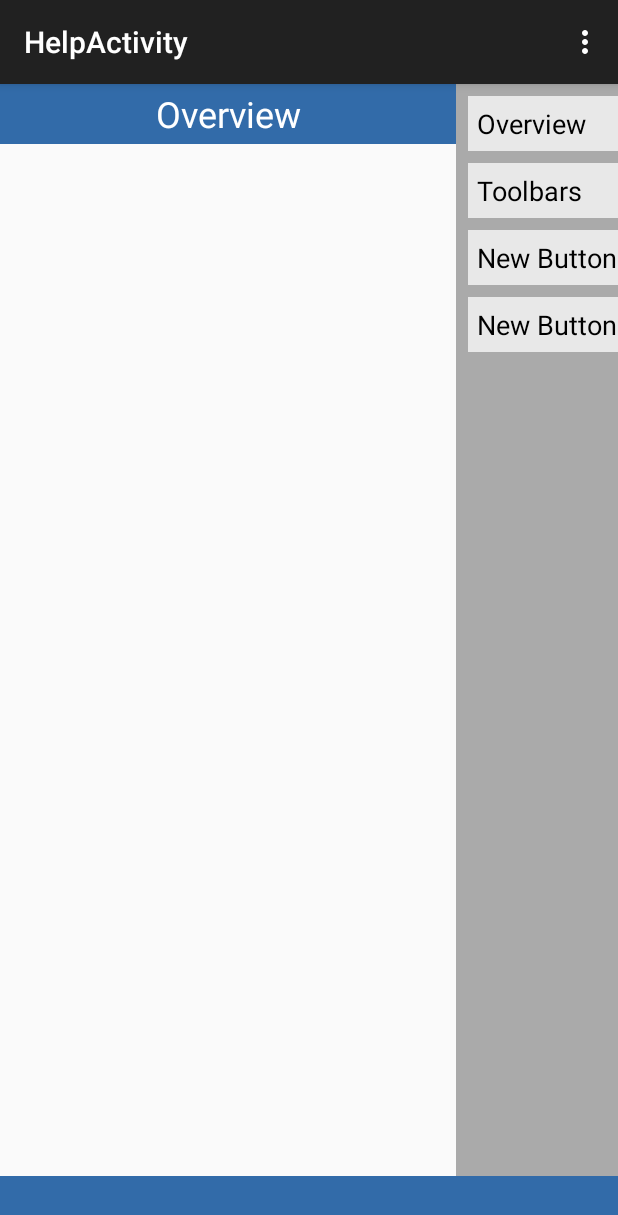
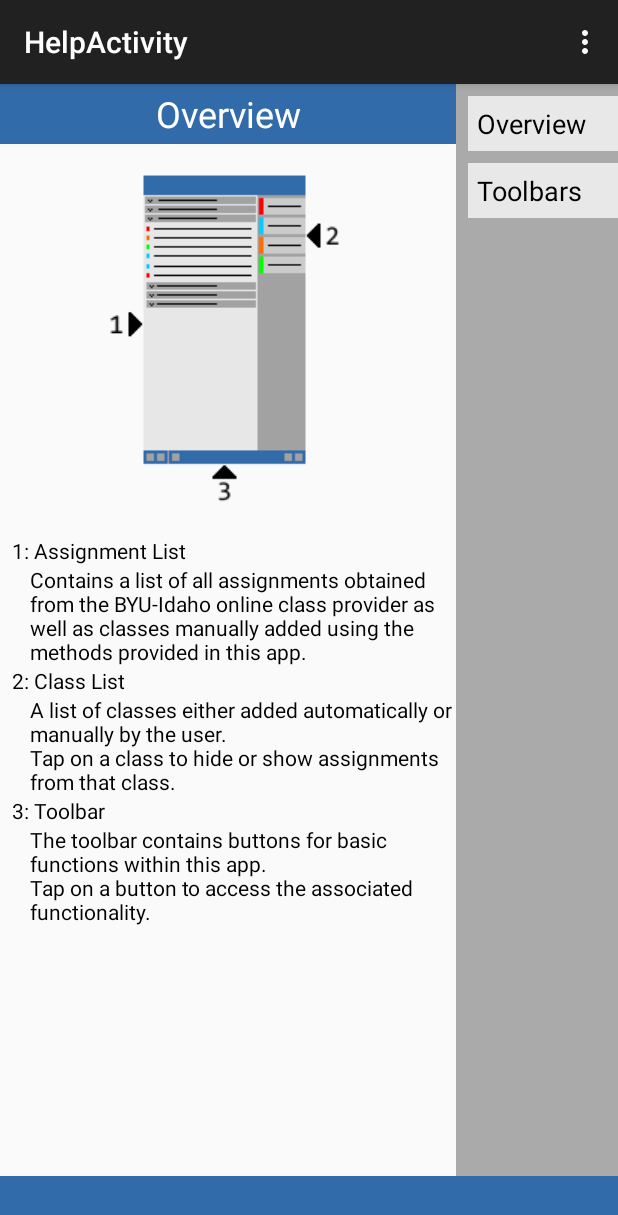
Before and after one commit to meryanh/iLearnTracker, an Android app: the HelpActivity screen opened directly, with no data from a screen before it, on a phone screen of 412 x 824 dp. Shown: the top 1215 px of the screen. Run offline under Robolectric (Android 15) with nearby library versions, the phone set to English and light mode, and no system bars.

Commit message:
More work on help activity. Overview tab added. Need to finish other tabs and fix action bar.

```diff
--- a/app/src/main/java/cs246/ilearntracker/HelpActivity.java
+++ b/app/src/main/java/cs246/ilearntracker/HelpActivity.java
@@ -4,6 +4,8 @@ import android.support.v7.app.ActionBarActivity;
 import android.os.Bundle;
 import android.view.Menu;
 import android.view.MenuItem;
+import android.view.View;
+import android.widget.RelativeLayout;
 
 
 public class HelpActivity extends ActionBarActivity {
@@ -36,4 +38,31 @@ public class HelpActivity extends ActionBarActivity {
 
         return super.onOptionsItemSelected(item);
     }
+
+    /**
+     *
+     * @param view The clicked button.
+     */
+    public void overviewClicked(View view)
+    {
+        RelativeLayout lView = (RelativeLayout) findViewById(R.id.overviewLayout);
+        lView.setVisibility(View.VISIBLE);
+        lView = (RelativeLayout) findViewById(R.id.toolbarLayout);
+        lView.setVisibility(View.GONE);
+
+        return;
+    }
+
+    /**
+     *
+     * @param view The clicked button.
+     */
+    public void toolbarsClicked(View view)
+    {
+        RelativeLayout lView = (RelativeLayout) findViewById(R.id.toolbarLayout);
+        lView.setVisibility(View.VISIBLE);
+        lView = (RelativeLayout) findViewById(R.id.overviewLayout);
+        lView.setVisibility(View.GONE);
+        return;
+    }
 }
--- a/app/src/main/java/cs246/ilearntracker/iLearnTracker.java
+++ b/app/src/main/java/cs246/ilearntracker/iLearnTracker.java
@@ -325,6 +325,15 @@ public class iLearnTracker extends ActionBarActivity {
     }
 
     /**
+     * Sends the user to the help activity
+     * @param view The button pushed
+     */
+    public void loadHelp(View view){
+        Intent intent = new Intent(this, HelpActivity.class);
+        startActivity(intent);
+    }
+
+    /**
      * Updates the list of classes displayed
      */
     public void loadClassButtons() {
--- a/app/src/main/res/layout/activity_help.xml
+++ b/app/src/main/res/layout/activity_help.xml
@@ -21,6 +21,7 @@
             android:layout_height="wrap_content">
 
             <RelativeLayout
+                android:id="@+id/overviewLayout"
                 android:layout_width="fill_parent"
                 android:layout_height="fill_parent">
 
@@ -33,9 +34,89 @@
                     android:textColor="@android:color/white"
                     android:textSize="24sp"
                     android:gravity="center|center_horizontal" />
+
+                <ImageView
+                    android:layout_width="wrap_content"
+                    android:layout_height="wrap_content"
+                    android:id="@+id/imageView"
+                    android:src="@drawable/overview"
+                    android:layout_below="@+id/textView5"
+                    android:layout_centerHorizontal="true" />
+
+                <TextView
+                    android:layout_width="wrap_content"
+                    android:layout_height="wrap_content"
+                    android:text="1: Assignment List"
+                    android:id="@+id/textView11"
+                    android:layout_below="@+id/imageView"
+                    android:layout_marginLeft="8dp"
+                    android:layout_alignParentBottom="false"
+                    android:layout_alignParentLeft="false"
+                    android:textColor="@android:color/black" />
+
+                <TextView
+                    android:layout_width="wrap_content"
+                    android:layout_height="wrap_content"
+                    android:text="Contains a list of all assignments obtained from the BYU-Idaho online class provider as well as classes manually added using the methods provided in this app.  "
+                    android:id="@+id/textView10"
+                    android:layout_alignParentBottom="false"
+                    android:layout_alignParentLeft="false"
+                    android:layout_alignParentStart="false"
+                    android:layout_below="@+id/textView11"
+                    android:layout_marginLeft="20dp"
+                    android:textColor="@android:color/black" />
+
+                <TextView
+                    android:layout_width="wrap_content"
+                    android:layout_height="wrap_content"
+                    android:text="2: Class List"
+                    android:id="@+id/textView12"
+                    android:layout_below="@+id/textView10"
+                    android:layout_marginLeft="8dp"
+                    android:layout_alignParentBottom="false"
+                    android:layout_alignParentLeft="false"
+                    android:textColor="@android:color/black" />
+
+                <TextView
+                    android:layout_width="wrap_content"
+                    android:layout_height="wrap_content"
+                    android:text="A list of classes either added automatically or manually by the user.\nTap on a class to hide or show assignments from that class. "
+                    android:id="@+id/textView13"
+                    android:layout_alignParentBottom="false"
+                    android:layout_alignParentLeft="false"
+                    android:layout_alignParentStart="false"
+                    android:layout_below="@+id/textView12"
+                    android:layout_marginLeft="20dp"
+                    android:layout_alignParentEnd="false"
+                    android:textColor="@android:color/black" />
+
+                <TextView
+                    android:layout_width="wrap_content"
+                    android:layout_height="wrap_content"
+                    android:text="3: Toolbar"
+                    android:id="@+id/textView14"
+                    android:layout_alignParentBottom="false"
+                    android:layout_below="@+id/textView13"
+                    android:layout_marginLeft="8dp"
+                    android:textColor="@android:color/black" />
+
+                <TextView
+                    android:layout_width="wrap_content"
+                    android:layout_height="match_parent"
+                    android:text="The toolbar contains buttons for basic functions within this app.\nTap on a button to access the associated functionality.  "
+                    android:id="@+id/textView15"
+                    android:layout_alignParentBottom="false"
+                    android:layout_alignParentLeft="false"
+                    android:layout_alignParentStart="false"
+                    android:layout_below="@+id/textView14"
+                    android:layout_marginLeft="20dp"
+                    android:layout_alignParentEnd="false"
+                    android:textColor="@android:color/black" />
+
             </RelativeLayout>
 
             <RelativeLayout
+                android:id="@+id/toolbarLayout"
                 android:layout_width="fill_parent"
                 android:layout_height="fill_parent"
                 android:visibility="gone">
@@ -71,6 +152,7 @@
             android:layout_height="wrap_content"
             android:text="Overview"
             android:id="@+id/button"
+            android:onClick="overviewClicked"
             android:layout_gravity="center|right"
             android:background="#ffe8e8e8"
             android:paddingLeft="6dp"
@@ -86,6 +168,7 @@
             android:layout_height="wrap_content"
             android:text="Toolbars"
             android:id="@+id/button2"
+            android:onClick="toolbarsClicked"
             android:layout_gravity="center|right"
             android:background="#ffe8e8e8"
             android:paddingLeft="6dp"
@@ -109,7 +192,8 @@
             android:textSize="18sp"
             android:paddingTop="6dp"
             android:paddingBottom="6dp"
-            android:clickable="true" />
+            android:clickable="true"
+            android:visibility="gone" />
 
         <TextView
             android:layout_width="100dp"
@@ -124,7 +208,8 @@
             android:textSize="18sp"
             android:paddingTop="6dp"
             android:paddingBottom="6dp"
-            android:clickable="true" />
+            android:clickable="true"
+            android:visibility="gone" />
     </LinearLayout>
 
     <TextView
--- a/app/src/main/res/layout/activity_i_learn_tracker.xml
+++ b/app/src/main/res/layout/activity_i_learn_tracker.xml
@@ -54,7 +54,7 @@
                 android:textSize="26sp"
                 android:layout_weight="0"
                 android:text="@string/add"
-                android:onClick="addAssignment"
+                android:onClick="loadHelp"
                 android:id="@+id/helpButton"
                 android:src="@drawable/help"
                 android:background="@android:color/transparent" />
```
Also changed, not shown: app/src/main/res/drawable/overview.png (added).
